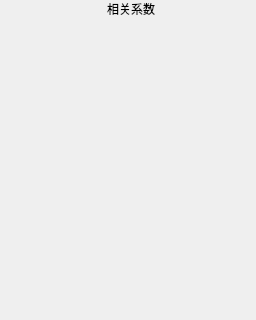
Qt form hs_corelatecof.ui (Ying3141/yizumi-monitor) before a commit; both pictures show x 0 to 256 and y 0 to 320 of the 256 by 576 pixel window.
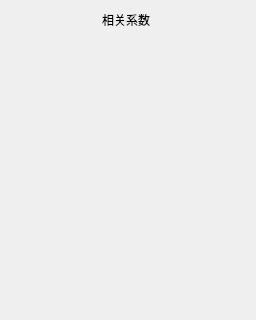
The same form after that commit.

```diff
--- a/hs_corelatecof.ui
+++ b/hs_corelatecof.ui
@@ -17,8 +17,8 @@
    <property name="geometry">
     <rect>
      <x>0</x>
-     <y>0</y>
-     <width>261</width>
+     <y>10</y>
+     <width>251</width>
      <height>581</height>
     </rect>
    </property>
@@ -28,6 +28,12 @@
     </property>
     <item>
      <widget class="QLabel" name="Title">
+      <property name="minimumSize">
+       <size>
+        <width>0</width>
+        <height>20</height>
+       </size>
+      </property>
       <property name="text">
        <string>相关系数</string>
       </property>
```
